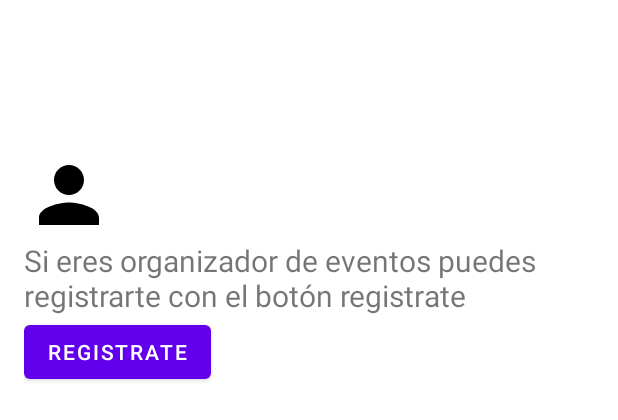
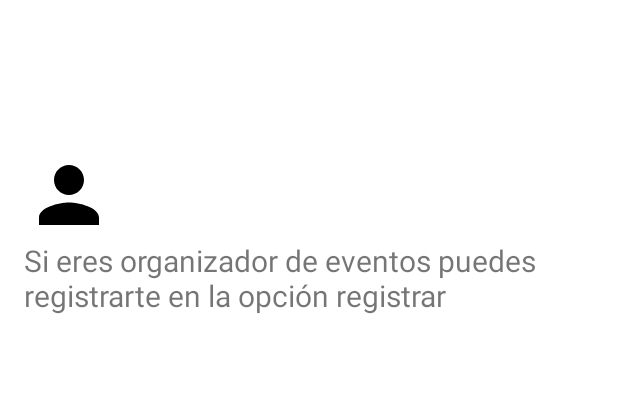
Before and after one commit to UrielVell/EventosXalapa, an Android app: the layout nav_header.xml on its own in the app's theme, with its tools: preview values and no code run, on a phone screen of 412 x 824 dp. Shown: the top 420 px of the screen. Run offline under Robolectric (Android 15) with nearby library versions, the phone set to English and light mode, and no system bars.

```diff
--- a/app/src/main/res/layout/nav_header.xml
+++ b/app/src/main/res/layout/nav_header.xml
@@ -6,7 +6,7 @@
     android:orientation="vertical"
     android:layout_marginTop="100dp"
     android:layout_marginStart="16dp"
-
+    android:id="@+id/nav_heder"
     android:background="@color/white">
 
     <de.hdodenhof.circleimageview.CircleImageView
@@ -18,12 +18,7 @@
         android:layout_height="wrap_content"
         android:id="@+id/tv_texto"
         android:textSize="20dp"
-        android:text="Si eres organizador de eventos puedes registrarte con el botón registrate"/>
-    <Button
-        android:layout_width="wrap_content"
-        android:layout_height="wrap_content"
-        android:id="@+id/tb_registrarse"
-        android:text="Registrate"/>
+        android:text="Si eres organizador de eventos puedes registrarte en la opción registrar"/>
     <View
         android:layout_width="match_parent"
         android:layout_height="16dp"
```
Also changed, not shown: app/src/main/java/com/example/eventosxalapa/MainActivity.kt (+7 -1 lines), app/src/main/res/menu/nav_menu.xml (+7 -2 lines).
